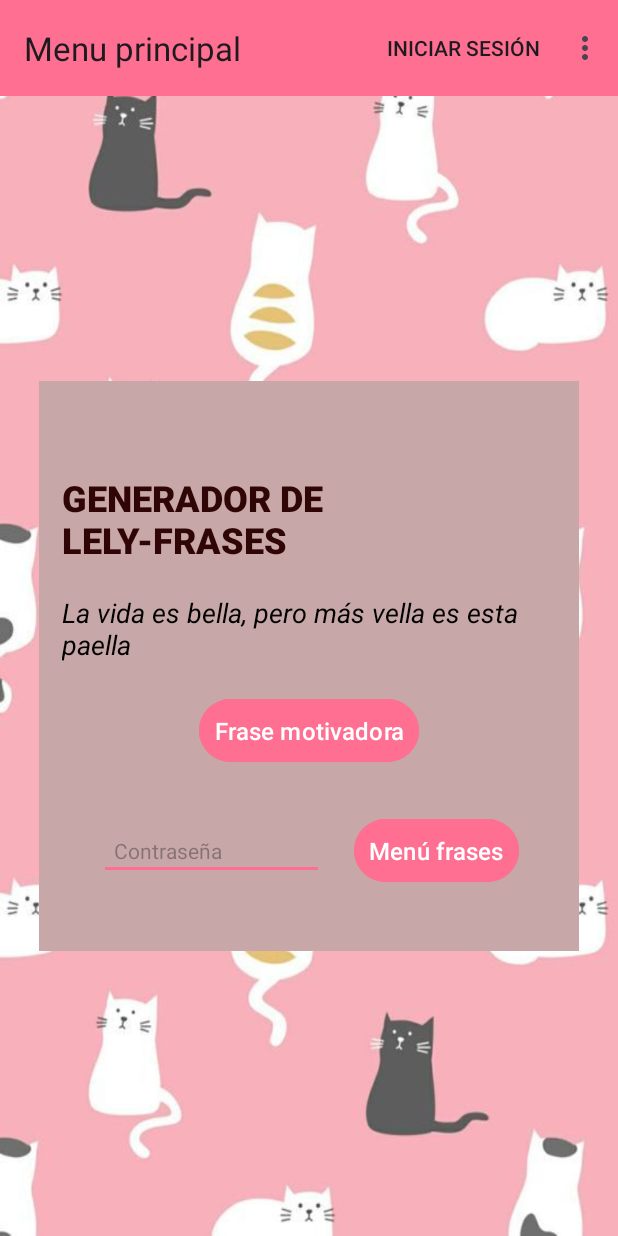
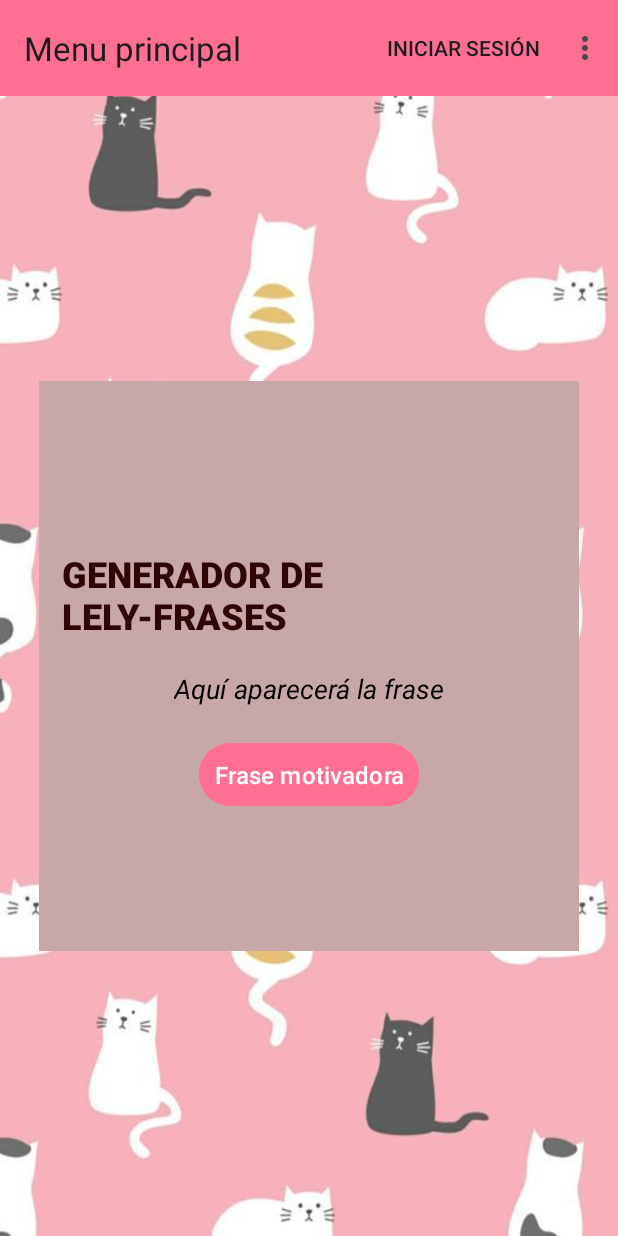
Before and after one commit to AmarinoLama/AppFrasesRandomSanValentin, an Android app: the screen it shows after launch (VentanaPrincipal), in the options menu, after a tap on "Controlar Música", on a phone screen of 412 x 824 dp. Run offline under Robolectric (Android 15) with nearby library versions, the phone set to English and light mode, and no system bars; our stand-ins replace Room's generated code.

Commit message:
feat(): cambiar las opciones de las ventanas principales para cubrir la parte del código que se ha extraído a nuevas activities

```diff
--- a/app/src/main/java/com/example/regalolely/MenuHandler.java
+++ b/app/src/main/java/com/example/regalolely/MenuHandler.java
@@ -12,6 +12,7 @@ import androidx.core.view.MenuProvider;
 
 import com.example.regalolely.activities.ListadoFrases;
 import com.example.regalolely.activities.VentanaCrud;
+import com.example.regalolely.activities.VentanaPrincipal;
 
 public class MenuHandler implements MenuProvider {
 
@@ -30,11 +31,16 @@ public class MenuHandler implements MenuProvider {
     public boolean onMenuItemSelected(@NonNull MenuItem menuItem) {
         int id = menuItem.getItemId();
         if (id == R.id.op_inicioSesion) {
-            Toast.makeText(context, "Opción 1", Toast.LENGTH_SHORT).show();
+            Toast.makeText(context, "Próximamente", Toast.LENGTH_SHORT).show();
             return true;
         }
         if (id == R.id.op_editarFrases) {
             Intent intent = new Intent(context, VentanaCrud.class);
+            context.startActivity(intent);
+            return true;
+        }
+        if (id == R.id.op_menuPrincipal) {
+            Intent intent = new Intent(context, VentanaPrincipal.class);
             context.startActivity(intent);
             return true;
         }
@@ -44,11 +50,11 @@ public class MenuHandler implements MenuProvider {
             return true;
         }
         if (id == R.id.op_controlarMusica) {
-            Toast.makeText(context, "Opción 3", Toast.LENGTH_SHORT).show();
+            Toast.makeText(context, "Próximamente", Toast.LENGTH_SHORT).show();
             return true;
         }
         if (id == R.id.op_botonPanico) {
-            Toast.makeText(context, "Opción 4", Toast.LENGTH_SHORT).show();
+            Toast.makeText(context, "Próximamente", Toast.LENGTH_SHORT).show();
             return true;
         }
         return false;
--- a/app/src/main/java/com/example/regalolely/activities/VentanaPrincipal.java
+++ b/app/src/main/java/com/example/regalolely/activities/VentanaPrincipal.java
@@ -1,30 +1,25 @@
 package com.example.regalolely.activities;
 
-import android.content.Intent;
 import android.media.MediaPlayer;
 import android.os.Bundle;
 import androidx.appcompat.app.AppCompatActivity;
 import android.widget.TextView;
 import android.widget.Button;
-import android.view.View;
 import android.widget.Toast;
 import androidx.appcompat.widget.Toolbar;
-
 import com.example.regalolely.MenuHandler;
 import com.example.regalolely.R;
 import com.example.regalolely.conexion.Conexion;
 import com.example.regalolely.conexion.dao.FraseDao;
 import com.example.regalolely.conexion.model.Frase;
-import java.util.Arrays;
-import java.util.List;
 
 public class VentanaPrincipal extends AppCompatActivity {
 
     private FraseDao fraseDao;
-    private TextView textView, txtContrasena;
+    private TextView textView;
     private MediaPlayer mediaPlayer;
     private Toolbar toolbar;
-    private Button btnMenu, btnMostrar;
+    private Button btnMostrar;
 
     @Override
     protected void onCreate(Bundle savedInstanceState) {
@@ -46,29 +41,15 @@ public class VentanaPrincipal extends AppCompatActivity {
         mediaPlayer.setLooping(true);
         mediaPlayer.start();
 
-        cargarFrases();
-
-        btnMenu.setOnClickListener(new View.OnClickListener() {
-            @Override
-            public void onClick(View v) {
-                if (txtContrasena.getText().toString().equals("amarinolama")) {
-                    Intent intent = new Intent(VentanaPrincipal.this, VentanaCrud.class);
-                    startActivity(intent);
-                } else {
-                    Toast.makeText(VentanaPrincipal.this, "Contraseña incorrecta", Toast.LENGTH_SHORT).show();
-                    txtContrasena.setText("");
-                }
+        btnMostrar.setOnClickListener((view) -> {
+            Frase frase = fraseDao.getRandomFrase();
+            if (frase == null) {
+                Toast.makeText(VentanaPrincipal.this, "No hay frases", Toast.LENGTH_SHORT).show();
+                return;
             }
-        });
-
-        btnMostrar.setOnClickListener(new View.OnClickListener() {
-            @Override
-            public void onClick(View v) {
-                Frase frase = fraseDao.getRandomFrase();
-                StringBuilder sb = new StringBuilder();
-                sb.append(frase.getFrase());
-                textView.setText(sb.toString());
-            }
+            StringBuilder sb = new StringBuilder();
+            sb.append(frase.getFrase());
+            textView.setText(sb.toString());
         });
     }
 
@@ -84,40 +65,7 @@ public class VentanaPrincipal extends AppCompatActivity {
 
     private void inicializar() {
         textView = findViewById(R.id.frase);
-        txtContrasena = findViewById(R.id.txtContrasena);
-        btnMenu = findViewById(R.id.btnMenu);
         btnMostrar = findViewById(R.id.btnMostrar);
         toolbar = findViewById(R.id.toolbar);
     }
-
-    private void cargarFrases() {
-        List<Frase> frases = Arrays.asList(
-                new Frase("La vida es bella, pero más vella es esta paella"),
-                new Frase("Eres la más guapa del mundo 🎃"),
-                new Frase("Me da igual lo que te pongas porque siempre estás guapa, incluso cunando no llevas nada"),
-                new Frase("Eres la mejor persona que he conocido en mi vida"),
-                new Frase("Eres la mejor amiga que alguien podría tener"),
-                new Frase("Eres la mejor novia incluso cuando te dan ataques de esquizofrenia"),
-                new Frase("Serás la mejor madre de todas, porque tienes al mejor novio del mundo jejejej"),
-                new Frase("Te amo hasta el infinito y más allá ♾"),
-                new Frase("Por mucho que me quieras yo te querré más"),
-                new Frase("Siempre estaré a tu lado, pase lo que pase"),
-                new Frase("Eres la mejor persona que he conocido en mi vida"),
-                new Frase("Me encantaría pasar el resto de mi vida contigo"),
-                new Frase("Recuerda que los momentos difíciles solo son una pequeña parte del camino hacia la felicidad. 🌈✨"),
-                new Frase("Eres más fuerte de lo que crees, y cada día das pasos más grandes hacia tu bienestar. 💪❤️"),
-                new Frase("No estás sola en esto, siempre estoy aquí para apoyarte. Juntos todo es más fácil. 🤗💖"),
-                new Frase("El sol siempre sale después de la tormenta, y tu luz brilla más que nunca. 🌞🌸"),
-                new Frase("Respira profundamente, la calma está dentro de ti. 🧘‍♀️🌿"),
-                new Frase("Tus ojos reflejan una fuerza infinita, no dejes que nada te haga dudar de ti misma. 👀✨"),
-                new Frase("Hoy es un buen día para empezar de nuevo, con una sonrisa como la tuya. 😊🌟"),
-                new Frase("Cada paso que das es una victoria, y con tu alegría, todo es posible. 🏅💖"),
-                new Frase("Tú eres la razón de tantas sonrisas, no olvides lo increíble que eres. 😘💫"),
-                new Frase("Las nubes se disipan, y tu sonrisa siempre ilumina el día. 🌤️💛")
-        );
-
-        for (Frase frase : frases) {
-            fraseDao.insert(frase);
-        }
-    }
 }
--- a/app/src/main/res/layout/ventana_principal.xml
+++ b/app/src/main/res/layout/ventana_principal.xml
@@ -65,41 +65,7 @@
             android:textColor="#FFFFFF"
             android:textSize="16sp" />
 
-        <!-- Contenedor para contraseña y botón menú -->
-        <LinearLayout
-            android:layout_width="match_parent"
-            android:layout_height="wrap_content"
-            android:layout_marginTop="30dp"
-            android:gravity="center"
-            android:orientation="horizontal">
 
-            <!-- Campo de contraseña -->
-            <EditText
-                android:id="@+id/txtContrasena"
-
-                android:layout_width="150dp"
-                android:layout_height="wrap_content"
-                android:layout_marginEnd="20dp"
-                android:backgroundTint="#FF6F91"
-                android:hint="Contraseña"
-                android:inputType="textPassword"
-                android:padding="10dp"
-                android:textColor="#000000"
-                android:textSize="14sp" />
-
-            <!-- Botón del menú -->
-            <Button
-                android:id="@+id/btnMenu"
-                android:layout_width="wrap_content"
-                android:layout_height="wrap_content"
-                android:layout_gravity="center"
-                android:backgroundTint="#FF6F91"
-                android:drawablePadding="10dp"
-                android:padding="10dp"
-                android:text="Menú frases"
-                android:textColor="#FFFFFF"
-                android:textSize="16sp" />
-        </LinearLayout>
     </LinearLayout>
 
 </RelativeLayout>
--- a/app/src/main/res/menu/menu_principal.xml
+++ b/app/src/main/res/menu/menu_principal.xml
@@ -6,6 +6,9 @@
         android:id="@+id/op_inicioSesion"
         android:title="Iniciar Sesión"
         app:showAsAction="ifRoom" />
+    <item
+        android:id="@+id/op_menuPrincipal"
+        android:title="Menu Principal"/>
     <item
         android:id="@+id/op_editarFrases"
         android:title="Editar Frases"/>
```
Also changed, not shown: app/src/main/java/com/example/regalolely/activities/VentanaCrud.java (+45 -3 lines), app/src/main/res/layout/ventana_crud.xml (+17 -0 lines).
